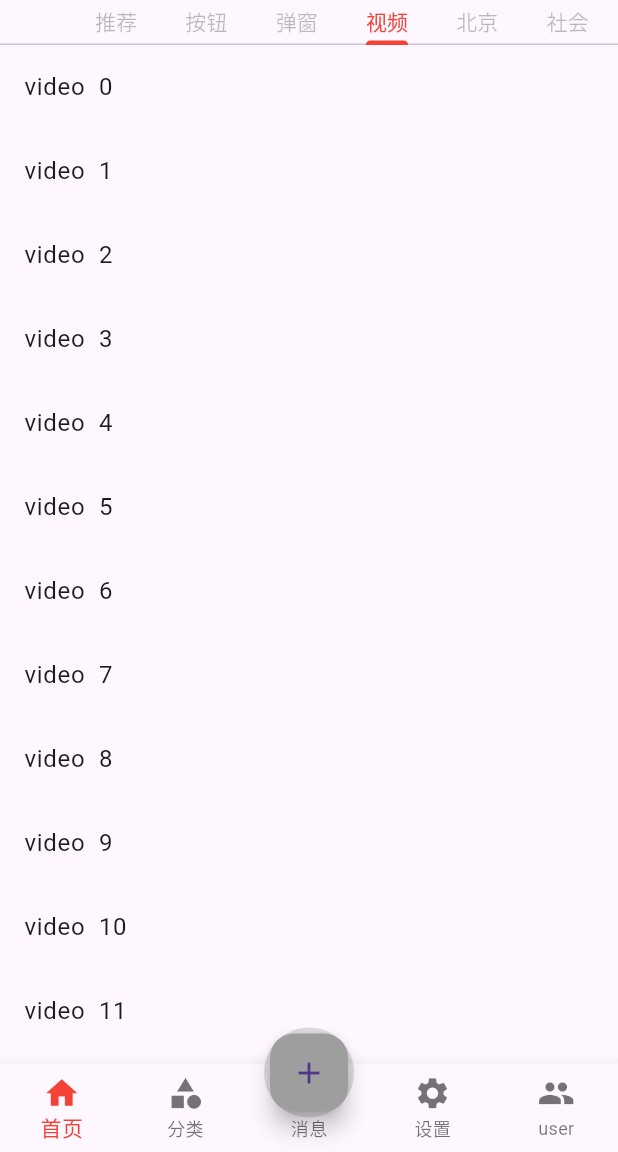
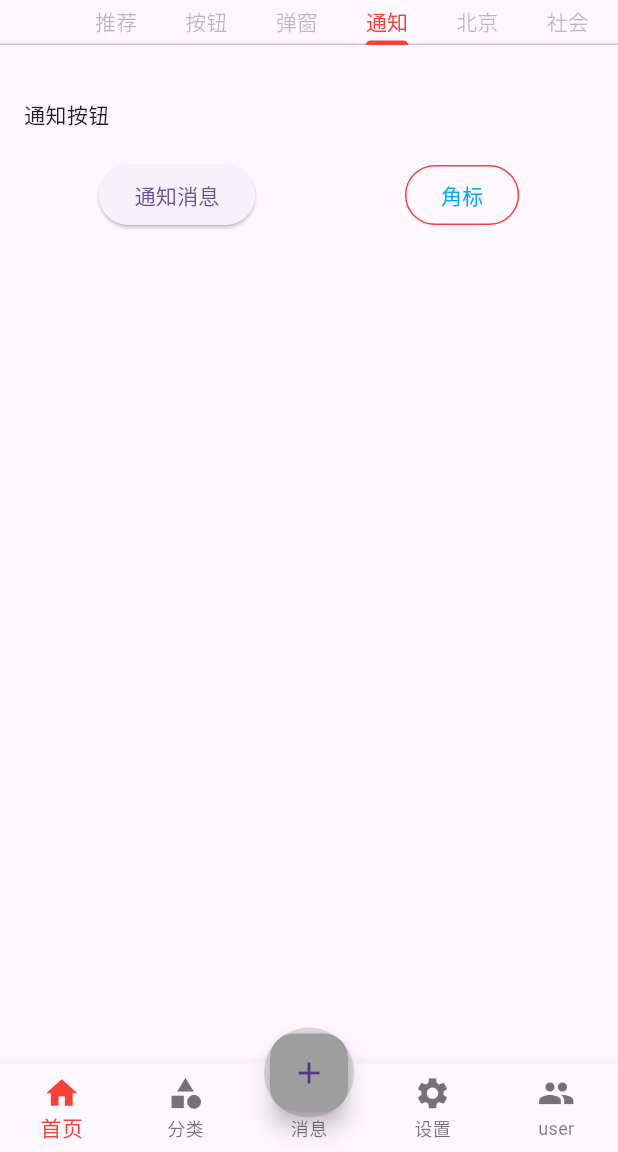
Before and after one commit to 1972820813/FlutterDemo, a Flutter app: the screen it shows after launch, tab 4 chosen, on a phone screen of 412 x 824 dp, the part 84-1236 px from its top. Run offline on Flutter 3.47's test engine with Material 3 defaults, Android fonts, the phone set to English and light mode, and no system bars; our stand-ins replace flutter_local_notifications, fluttertoast; network calls fail.

Commit message:
feat(notification):添加通知功能

```diff
--- a/FlutterDemo/lib/page/Home.dart
+++ b/FlutterDemo/lib/page/Home.dart
@@ -8,7 +8,7 @@ import 'home/Recommended.dart';
 import 'home/Shenzhen.dart';
 import 'home/Society.dart';
 import 'home/Toutiaohao.dart';
-import 'home/Video.dart';
+import 'home/NotificationPage.dart';
 
 class HomePage extends StatefulWidget {
   const HomePage({super.key});
@@ -26,8 +26,8 @@ class _HomePageState extends State<HomePage>
     super.initState();
     _tabController = TabController(length: getTabs().length, vsync: this);
     _tabController.addListener(() {
-      if(_tabController.animation!.value == _tabController.index){
-        print("${_tabController.index}");//获取两次
+      if (_tabController.animation!.value == _tabController.index) {
+        print("${_tabController.index}"); //获取两次
       }
     });
   }
@@ -46,7 +46,7 @@ class _HomePageState extends State<HomePage>
     return Scaffold(
       appBar: PreferredSize(
         preferredSize: const Size.fromHeight(50),
-        child:  Container(
+        child: Container(
           height: 30,
           child: TabBar(
             indicatorColor: Colors.red,
@@ -66,7 +66,7 @@ class _HomePageState extends State<HomePage>
           RecommendedPage(),
           ButtonPage(),
           DialogPage(),
-          VideoPage(),
+          NotificationPage(),
           BeijingPage(),
           SocietyPage(),
           ToutiaohaoPage(),
--- /dev/null
+++ b/FlutterDemo/lib/page/home/NotificationPage.dart
@@ -0,0 +1,88 @@
+import 'package:flutter/material.dart';
+import 'package:flutter_local_notifications/flutter_local_notifications.dart';
+import 'package:fluttertoast/fluttertoast.dart';
+
+//通知
+class NotificationPage extends StatefulWidget {
+  const NotificationPage({super.key});
+
+  @override
+  State<NotificationPage> createState() => _NotificationPage();
+}
+
+class _NotificationPage extends State<NotificationPage> {
+  final FlutterLocalNotificationsPlugin flutterLocalNotificationsPlugin =
+      FlutterLocalNotificationsPlugin();
+
+  @override
+  void initState() {
+    super.initState();
+    //设置通知
+    var android = const AndroidInitializationSettings('@mipmap/ic_launcher');
+    final InitializationSettings initializationSettings =
+        InitializationSettings(android: android);
+    flutterLocalNotificationsPlugin.initialize(
+      initializationSettings,
+    );
+  }
+
+  Future<void> _showNotification() async {
+    //可以设置通知的通道id和名称以及通道的描述
+    const AndroidNotificationDetails androidPlatformChannelSpecifics =
+        AndroidNotificationDetails(
+            'your channel id', 'your channel name', 'your channel description',
+            importance: Importance.max,
+            priority: Priority.high,
+            ticker: 'ticker');
+    const NotificationDetails platformChannelSpecifics =
+        NotificationDetails(android: androidPlatformChannelSpecifics);
+    await flutterLocalNotificationsPlugin.show(0, 'notification title',
+        'notification content', platformChannelSpecifics,
+        payload: 'item x');
+  }
+
+  @override
+  Widget build(BuildContext context) {
+    // TODO: implement build
+    return Container(
+      child: ListView(
+        padding: const EdgeInsets.all(16),
+        children: [
+          const SizedBox(
+            height: 20,
+          ),
+          const Text("通知按钮"),
+          const SizedBox(height: 20),
+          Row(
+            mainAxisAlignment: MainAxisAlignment.spaceAround,
+            children: [
+              ElevatedButton(
+                  onPressed: () async {
+                    await _showNotification();
+                    Fluttertoast.showToast(
+                        msg: "点击通知消息按钮",
+                        textColor: Colors.red,
+                        backgroundColor: Colors.black);
+                  },
+                  child: const Text("通知消息")),
+              OutlinedButton(
+                  style: ButtonStyle(
+                      // elevation: MaterialStateProperty.all(20),//阴影效果
+                      foregroundColor:
+                          MaterialStateProperty.all(Colors.lightBlue),
+                      side: MaterialStateProperty.all(
+                          const BorderSide(color: Colors.red))),
+                  onPressed: () {
+                    Fluttertoast.showToast(
+                        msg: "点击角标按钮",
+                        textColor: Colors.red,
+                        backgroundColor: Colors.black);
+                  },
+                  child: const Text("角标"))
+            ],
+          ),
+        ],
+      ),
+    );
+  }
+}
--- a/FlutterDemo/lib/page/home/Video.dart
+++ /dev/null
@@ -1,24 +0,0 @@
-import 'package:flutter/material.dart';
-
-import '../util/Common.dart';
-
-//视频
-class VideoPage extends StatefulWidget {
-  const VideoPage({super.key});
-
-  @override
-  State<VideoPage> createState() => _VideoPage();
-}
-
-class _VideoPage extends State<VideoPage> {
-
-  @override
-  Widget build(BuildContext context) {
-    // TODO: implement build
-    return Container(
-      child: ListView(
-        children: getListView("video"),
-      ),
-    );
-  }
-}
--- a/FlutterDemo/lib/page/util/Common.dart
+++ b/FlutterDemo/lib/page/util/Common.dart
@@ -5,7 +5,7 @@ List<Tab> getTabs() {
     "推荐",
     "按钮",
     "弹窗",
-    "视频",
+    "通知",
     "北京",
     "社会",
     "头条号",
```
Also changed, not shown: FlutterDemo/pubspec.yaml (+3 -6 lines), FlutterDemo/pubspec.lock, 2 other files. Lines whose indentation alone changed are shown as unchanged.
